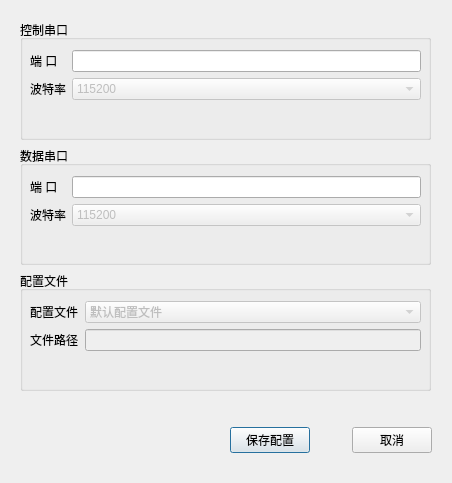
psuvtk/718, file SrrLED/dialogpreference.ui: the form before one commit.
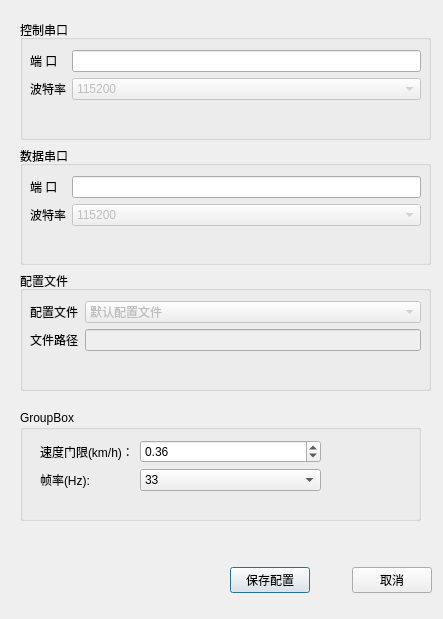
The form after the commit.

Patch:
```diff
--- a/SrrLED/dialogpreference.ui
+++ b/SrrLED/dialogpreference.ui
@@ -6,8 +6,8 @@
    <rect>
     <x>0</x>
     <y>0</y>
-    <width>452</width>
-    <height>483</height>
+    <width>443</width>
+    <height>619</height>
    </rect>
   </property>
   <property name="windowTitle">
@@ -17,7 +17,7 @@
    <property name="geometry">
     <rect>
      <x>230</x>
-     <y>420</y>
+     <y>560</y>
      <width>202</width>
      <height>41</height>
     </rect>
@@ -227,6 +227,89 @@
     </item>
    </layout>
   </widget>
+  <widget class="QGroupBox" name="groupBox_2">
+   <property name="geometry">
+    <rect>
+     <x>20</x>
+     <y>410</y>
+     <width>401</width>
+     <height>111</height>
+    </rect>
+   </property>
+   <property name="title">
+    <string>GroupBox</string>
+   </property>
+   <widget class="QWidget" name="formLayoutWidget_2">
+    <property name="geometry">
+     <rect>
+      <x>20</x>
+      <y>30</y>
+      <width>281</width>
+      <height>61</height>
+     </rect>
+    </property>
+    <layout class="QFormLayout" name="formLayout_2">
+     <item row="0" column="0">
+      <widget class="QLabel" name="label">
+       <property name="text">
+        <string>速度门限(km/h)：</string>
+       </property>
+      </widget>
+     </item>
+     <item row="0" column="1">
+      <widget class="QDoubleSpinBox" name="doubleSpinBox">
+       <property name="maximum">
+        <double>200.000000000000000</double>
+       </property>
+       <property name="value">
+        <double>0.360000000000000</double>
+       </property>
+      </widget>
+     </item>
+     <item row="1" column="0">
+      <widget class="QLabel" name="label_4">
+       <property name="text">
+        <string>帧率(Hz):</string>
+       </property>
+      </widget>
+     </item>
+     <item row="1" column="1">
+      <widget class="QComboBox" name="comboBox">
+       <item>
+        <property name="text">
+         <string>33</string>
+        </property>
+       </item>
+       <item>
+        <property name="text">
+         <string>16</string>
+        </property>
+       </item>
+       <item>
+        <property name="text">
+         <string>8</string>
+        </property>
+       </item>
+       <item>
+        <property name="text">
+         <string>4</string>
+        </property>
+       </item>
+       <item>
+        <property name="text">
+         <string>2</string>
+        </property>
+       </item>
+       <item>
+        <property name="text">
+         <string>1</string>
+        </property>
+       </item>
+      </widget>
+     </item>
+    </layout>
+   </widget>
+  </widget>
  </widget>
  <resources/>
  <connections/>
```
